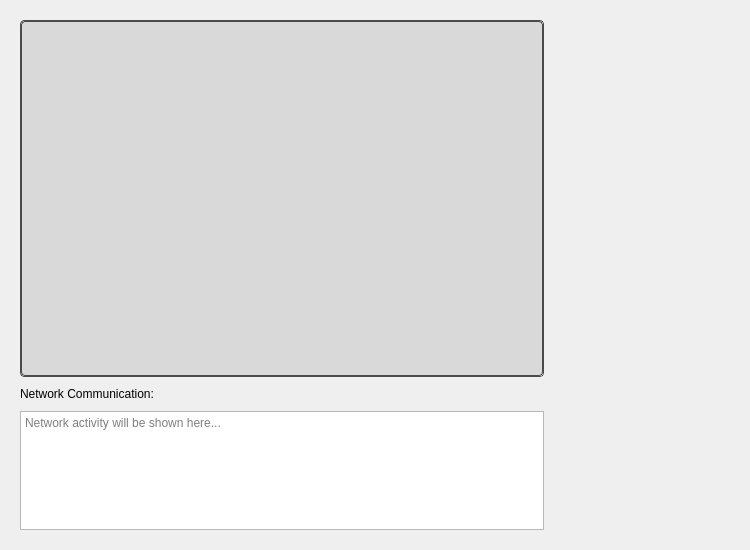
Before: the Qt Designer form UI/Widgets/Dashboard/DashboardWidget.ui in Ekremunalytu/AVProjectUi, drawn with Qt 5.
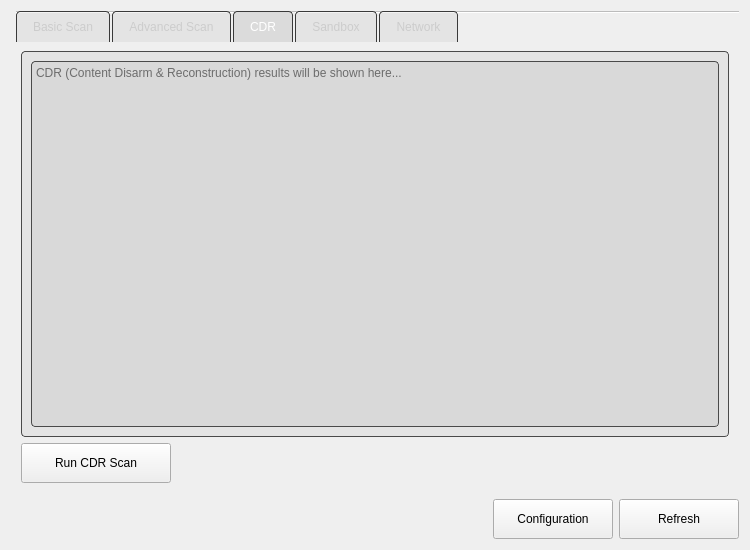
After: the same form once the commit is applied. The open tabs and pages were chosen to show the change. Icons and pictures are not drawn.

The edit to the form file:
```diff
--- a/UI/Widgets/Dashboard/DashboardWidget.ui
+++ b/UI/Widgets/Dashboard/DashboardWidget.ui
@@ -13,30 +13,61 @@
   <property name="windowTitle">
    <string>Form</string>
   </property>
-  <layout class="QHBoxLayout" name="mainHorizontalLayout" stretch="3,1">
+  <layout class="QVBoxLayout" name="mainVerticalLayout">
    <item>
-    <widget class="QWidget" name="leftPanelWidget" native="true">
-     <layout class="QVBoxLayout" name="leftPanelVerticalLayout">
-      <property name="spacing">
-       <number>10</number>
-      </property>
-      <item>
-       <widget class="QStackedWidget" name="scanResultsStackedWidget">
-        <property name="sizePolicy">
-         <sizepolicy hsizetype="Expanding" vsizetype="Expanding">
-          <horstretch>0</horstretch>
-          <verstretch>3</verstretch>
-         </sizepolicy>
-        </property>
+    <widget class="QTabWidget" name="dashboardTabWidget">
         <property name="currentIndex">
          <number>0</number>
         </property>
-        <widget class="QWidget" name="basicScanPage">
-         <layout class="QVBoxLayout" name="basicScanPageLayout">
-          <property name="leftMargin"><number>0</number></property>
-          <property name="topMargin"><number>0</number></property>
-          <property name="rightMargin"><number>0</number></property>
-          <property name="bottomMargin"><number>0</number></property>
+     <property name="tabShape">
+      <enum>QTabWidget::Rounded</enum>
+     </property>
+     <property name="documentMode">
+      <bool>true</bool>
+     </property>
+     <property name="tabsClosable">
+      <bool>false</bool>
+     </property>
+     <property name="movable">
+      <bool>false</bool>
+     </property>
+     <property name="styleSheet">
+      <string>
+QTabWidget::pane { 
+  border: 1px solid #4A4A4A;
+  border-radius: 4px;
+  background-color: rgba(0, 0, 0, 0.02);
+  margin-top: -1px;
+}
+QTabWidget::tab-bar {
+  left: 5px;
+}
+QTabBar::tab {
+  background-color: rgba(0, 0, 0, 0.05);
+  border: 1px solid #3A3A3A;
+  border-bottom: 0px;
+  border-top-left-radius: 4px;
+  border-top-right-radius: 4px;
+  padding: 8px 16px;
+  margin-right: 2px;
+  color: #CCCCCC;
+}
+QTabBar::tab:selected {
+  background-color: rgba(30, 30, 30, 0.1);
+  color: #FFFFFF;
+}
+QTabBar::tab:hover:!selected {
+  background-color: rgba(60, 60, 60, 0.2);
+}
+      </string>
+     </property>
+     
+     <!-- Basic Scan Tab -->
+     <widget class="QWidget" name="basicScanTab">
+      <attribute name="title">
+       <string>Basic Scan</string>
+      </attribute>
+      <layout class="QVBoxLayout" name="basicScanTabLayout">
           <item>
            <widget class="QFrame" name="basicScanResultsFrame">
             <property name="sizePolicy">
@@ -61,10 +92,6 @@
              </string>
             </property>
             <layout class="QVBoxLayout" name="basicScanResultsFrameLayout">
-             <property name="leftMargin"><number>0</number></property>
-             <property name="topMargin"><number>0</number></property>
-             <property name="rightMargin"><number>0</number></property>
-             <property name="bottomMargin"><number>0</number></property>
              <item>
               <widget class="QTextEdit" name="basicScanResultsTextEdit">
                <property name="sizePolicy">
@@ -84,14 +111,38 @@
             </layout>
            </widget>
           </item>
-         </layout>
-        </widget>
-        <widget class="QWidget" name="advancedScanPage">
-         <layout class="QVBoxLayout" name="advancedScanPageLayout">
-          <property name="leftMargin"><number>0</number></property>
-          <property name="topMargin"><number>0</number></property>
-          <property name="rightMargin"><number>0</number></property>
-          <property name="bottomMargin"><number>0</number></property>
+       <item>
+        <widget class="QPushButton" name="basicScanButton">
+         <property name="sizePolicy">
+          <sizepolicy hsizetype="Fixed" vsizetype="Fixed">
+           <horstretch>0</horstretch>
+           <verstretch>0</verstretch>
+          </sizepolicy>
+         </property>
+         <property name="minimumSize">
+          <size>
+           <width>150</width>
+           <height>40</height>
+          </size>
+         </property>
+         <property name="text">
+          <string>Run Basic Scan</string>
+         </property>
+         <property name="icon">
+          <iconset resource="../../resources.qrc">
+           <normaloff>:/images/basicScan.png</normaloff>:/images/basicScan.png</iconset>
+         </property>
+        </widget>
+       </item>
+      </layout>
+     </widget>
+     
+     <!-- Advanced Scan Tab -->
+     <widget class="QWidget" name="advancedScanTab">
+      <attribute name="title">
+       <string>Advanced Scan</string>
+      </attribute>
+      <layout class="QVBoxLayout" name="advancedScanTabLayout">
           <item>
            <widget class="QFrame" name="advancedScanResultsFrame">
             <property name="sizePolicy">
@@ -116,14 +167,10 @@
              </string>
             </property>
             <layout class="QVBoxLayout" name="advancedScanResultsFrameLayout">
-             <property name="leftMargin"><number>0</number></property>
-             <property name="topMargin"><number>0</number></property>
-             <property name="rightMargin"><number>0</number></property>
-             <property name="bottomMargin"><number>0</number></property>
              <item>
               <widget class="QTableWidget" name="advancedScanResultsTableWidget">
                <property name="sizePolicy">
-                <sizepolicy hsizetype="Expanding" vsizetype="Preferred">
+             <sizepolicy hsizetype="Expanding" vsizetype="Expanding">
                  <horstretch>0</horstretch>
                  <verstretch>0</verstretch>
                 </sizepolicy>
@@ -148,230 +195,316 @@
             </layout>
            </widget>
           </item>
-         </layout>
-        </widget>
-       </widget>
-      </item>
       <item>
-       <widget class="QLabel" name="networkCommunicationLabel">
-        <property name="text">
-         <string>Network Communication:</string>
-        </property>
-        <property name="alignment">
-         <set>Qt::AlignLeading|Qt::AlignLeft|Qt::AlignTop</set>
-        </property>
-       </widget>
-      </item>
-      <item>
-       <widget class="QTextEdit" name="networkCommunicationTextEdit">
+        <widget class="QPushButton" name="advancedScanButton">
         <property name="sizePolicy">
-         <sizepolicy hsizetype="Expanding" vsizetype="Expanding">
-          <horstretch>0</horstretch>
-          <verstretch>1</verstretch>
-         </sizepolicy>
-        </property>
-        <property name="readOnly">
-         <bool>true</bool>
-        </property>
-        <property name="placeholderText">
-         <string>Network activity will be shown here...</string>
-        </property>
-       </widget>
-      </item>
-     </layout>
-    </widget>
-   </item>
-   <item>
-    <widget class="QWidget" name="rightPanelWidget" native="true">
-     <layout class="QVBoxLayout" name="rightPanelVerticalLayout">
-      <item>
-       <widget class="QWidget" name="buttonGridContainerWidget">
-        <property name="sizePolicy">
-         <sizepolicy hsizetype="Preferred" vsizetype="Preferred">
+          <sizepolicy hsizetype="Fixed" vsizetype="Fixed">
           <horstretch>0</horstretch>
           <verstretch>0</verstretch>
          </sizepolicy>
         </property>
-        <layout class="QGridLayout" name="buttonsGridLayout">
-         <property name="horizontalSpacing">
-          <number>10</number>
-         </property>
-         <property name="verticalSpacing">
-          <number>10</number>
-         </property>
-         <item row="0" column="0">
-          <widget class="QPushButton" name="basicScanButton_dashboard">
-           <property name="text">
-            <string/>
-           </property>
-           <property name="icon">
-            <iconset resource="../../resources.qrc">
-             <normaloff>:/images/basicScan.png</normaloff>:/images/basicScan.png</iconset>
-           </property>
-           <property name="iconSize">
+         <property name="minimumSize">
             <size>
-             <width>100</width>
-             <height>100</height>
-            </size>
-           </property>
-           <property name="sizePolicy">
-            <sizepolicy hsizetype="Fixed" vsizetype="Preferred">
-             <horstretch>0</horstretch>
-             <verstretch>0</verstretch>
-            </sizepolicy>
-           </property>
-           <property name="styleSheet">
-            <string>
-QPushButton {
-    border: none;
-    padding: 0px;
-    background-color: transparent;
-}
-QPushButton:hover {
-    background-color: rgba(255, 255, 255, 0.1);
-}
-QPushButton:pressed {
-    background-color: rgba(0, 0, 0, 0.1);
-}
-            </string>
-           </property>
-          </widget>
-         </item>
-         <item row="0" column="1">
-          <widget class="QPushButton" name="advancedScanButton_dashboard">
+           <width>150</width>
+           <height>40</height>
+          </size>
+         </property>
            <property name="text">
-            <string/>
+          <string>Run Advanced Scan</string>
            </property>
            <property name="icon">
             <iconset resource="../../resources.qrc">
              <normaloff>:/images/advancedScan.png</normaloff>:/images/advancedScan.png</iconset>
            </property>
-           <property name="iconSize">
-            <size>
-             <width>100</width>
-             <height>100</height>
-            </size>
-           </property>
+        </widget>
+       </item>
+      </layout>
+     </widget>
+     
+     <!-- CDR Tab -->
+     <widget class="QWidget" name="cdrTab">
+      <attribute name="title">
+       <string>CDR</string>
+      </attribute>
+      <layout class="QVBoxLayout" name="cdrTabLayout">
+       <item>
+        <widget class="QFrame" name="cdrResultsFrame">
            <property name="sizePolicy">
-            <sizepolicy hsizetype="Fixed" vsizetype="Preferred">
+          <sizepolicy hsizetype="Expanding" vsizetype="Expanding">
              <horstretch>0</horstretch>
-             <verstretch>0</verstretch>
-            </sizepolicy>
-           </property>
+           <verstretch>1</verstretch>
+          </sizepolicy>
+         </property>
+         <property name="frameShape">
+          <enum>QFrame::StyledPanel</enum>
+         </property>
+         <property name="frameShadow">
+          <enum>QFrame::Sunken</enum>
+         </property>
            <property name="styleSheet">
             <string>
-QPushButton {
-    border: none;
-    padding: 0px;
-    background-color: transparent;
-}
-QPushButton:hover {
-    background-color: rgba(255, 255, 255, 0.1);
-}
-QPushButton:pressed {
-    background-color: rgba(0, 0, 0, 0.1);
+QFrame {
+    border: 1px solid #4A4A4A;
+    background-color: rgba(0, 0, 0, 0.05);
+    border-radius: 4px;
 }
             </string>
            </property>
-          </widget>
-         </item>
-         <item row="1" column="0">
-          <widget class="QPushButton" name="cdrScanButton_dashboard">
+         <layout class="QVBoxLayout" name="cdrResultsFrameLayout">
+          <item>
+           <widget class="QTextEdit" name="cdrResultsTextEdit">
+            <property name="sizePolicy">
+             <sizepolicy hsizetype="Expanding" vsizetype="Expanding">
+              <horstretch>0</horstretch>
+              <verstretch>0</verstretch>
+             </sizepolicy>
+            </property>
+            <property name="readOnly">
+             <bool>true</bool>
+            </property>
+            <property name="placeholderText">
+             <string>CDR (Content Disarm &amp; Reconstruction) results will be shown here...</string>
+            </property>
+           </widget>
+          </item>
+         </layout>
+        </widget>
+       </item>
+       <item>
+        <widget class="QPushButton" name="cdrScanButton">
+         <property name="sizePolicy">
+          <sizepolicy hsizetype="Fixed" vsizetype="Fixed">
+           <horstretch>0</horstretch>
+           <verstretch>0</verstretch>
+          </sizepolicy>
+         </property>
+         <property name="minimumSize">
+          <size>
+           <width>150</width>
+           <height>40</height>
+          </size>
+         </property>
            <property name="text">
-            <string/>
+          <string>Run CDR Scan</string>
            </property>
            <property name="icon">
             <iconset resource="../../resources.qrc">
              <normaloff>:/images/cdrScan.png</normaloff>:/images/cdrScan.png</iconset>
            </property>
-           <property name="iconSize">
-            <size>
-             <width>100</width>
-             <height>100</height>
-            </size>
-           </property>
+        </widget>
+       </item>
+      </layout>
+     </widget>
+     
+     <!-- Sandbox Tab -->
+     <widget class="QWidget" name="sandboxTab">
+      <attribute name="title">
+       <string>Sandbox</string>
+      </attribute>
+      <layout class="QVBoxLayout" name="sandboxTabLayout">
+       <item>
+        <widget class="QFrame" name="sandboxResultsFrame">
            <property name="sizePolicy">
-            <sizepolicy hsizetype="Fixed" vsizetype="Preferred">
+          <sizepolicy hsizetype="Expanding" vsizetype="Expanding">
              <horstretch>0</horstretch>
-             <verstretch>0</verstretch>
-            </sizepolicy>
-           </property>
+           <verstretch>1</verstretch>
+          </sizepolicy>
+         </property>
+         <property name="frameShape">
+          <enum>QFrame::StyledPanel</enum>
+         </property>
+         <property name="frameShadow">
+          <enum>QFrame::Sunken</enum>
+         </property>
            <property name="styleSheet">
             <string>
-QPushButton {
-    border: none;
-    padding: 0px;
-    background-color: transparent;
-}
-QPushButton:hover {
-    background-color: rgba(255, 255, 255, 0.1);
-}
-QPushButton:pressed {
-    background-color: rgba(0, 0, 0, 0.1);
+QFrame {
+    border: 1px solid #4A4A4A;
+    background-color: rgba(0, 0, 0, 0.05);
+    border-radius: 4px;
 }
             </string>
            </property>
-          </widget>
-         </item>
-         <item row="1" column="1">
-          <widget class="QPushButton" name="sandboxScanButton_dashboard">
+         <layout class="QVBoxLayout" name="sandboxResultsFrameLayout">
+          <item>
+           <widget class="QTextEdit" name="sandboxResultsTextEdit">
+            <property name="sizePolicy">
+             <sizepolicy hsizetype="Expanding" vsizetype="Expanding">
+              <horstretch>0</horstretch>
+              <verstretch>0</verstretch>
+             </sizepolicy>
+            </property>
+            <property name="readOnly">
+             <bool>true</bool>
+            </property>
+            <property name="placeholderText">
+             <string>Sandbox analysis results will be shown here...</string>
+            </property>
+           </widget>
+          </item>
+         </layout>
+        </widget>
+       </item>
+       <item>
+        <widget class="QPushButton" name="sandboxScanButton">
+         <property name="sizePolicy">
+          <sizepolicy hsizetype="Fixed" vsizetype="Fixed">
+           <horstretch>0</horstretch>
+           <verstretch>0</verstretch>
+          </sizepolicy>
+         </property>
+         <property name="minimumSize">
+          <size>
+           <width>150</width>
+           <height>40</height>
+          </size>
+         </property>
            <property name="text">
-            <string/>
+          <string>Run Sandbox Analysis</string>
            </property>
            <property name="icon">
             <iconset resource="../../resources.qrc">
              <normaloff>:/images/sandboxScan.png</normaloff>:/images/sandboxScan.png</iconset>
            </property>
-           <property name="iconSize">
-            <size>
-             <width>100</width>
-             <height>100</height>
-            </size>
-           </property>
+        </widget>
+       </item>
+      </layout>
+     </widget>
+     
+     <!-- Network Tab -->
+     <widget class="QWidget" name="networkTab">
+      <attribute name="title">
+       <string>Network</string>
+      </attribute>
+      <layout class="QVBoxLayout" name="networkTabLayout">
+       <item>
+        <widget class="QFrame" name="networkResultsFrame">
            <property name="sizePolicy">
-            <sizepolicy hsizetype="Fixed" vsizetype="Preferred">
+          <sizepolicy hsizetype="Expanding" vsizetype="Expanding">
              <horstretch>0</horstretch>
-             <verstretch>0</verstretch>
-            </sizepolicy>
-           </property>
+           <verstretch>1</verstretch>
+          </sizepolicy>
+         </property>
+         <property name="frameShape">
+          <enum>QFrame::StyledPanel</enum>
+         </property>
+         <property name="frameShadow">
+          <enum>QFrame::Sunken</enum>
+         </property>
            <property name="styleSheet">
             <string>
-QPushButton {
-    border: none;
-    padding: 0px;
-    background-color: transparent;
-}
-QPushButton:hover {
-    background-color: rgba(255, 255, 255, 0.1);
-}
-QPushButton:pressed {
-    background-color: rgba(0, 0, 0, 0.1);
+QFrame {
+    border: 1px solid #4A4A4A;
+    background-color: rgba(0, 0, 0, 0.05);
+    border-radius: 4px;
 }
             </string>
            </property>
+         <layout class="QVBoxLayout" name="networkResultsFrameLayout">
+          <item>
+           <widget class="QTextEdit" name="networkCommunicationTextEdit">
+            <property name="sizePolicy">
+             <sizepolicy hsizetype="Expanding" vsizetype="Expanding">
+              <horstretch>0</horstretch>
+              <verstretch>0</verstretch>
+             </sizepolicy>
+            </property>
+            <property name="readOnly">
+             <bool>true</bool>
+            </property>
+            <property name="placeholderText">
+             <string>Network activity will be shown here...</string>
+            </property>
           </widget>
          </item>
         </layout>
        </widget>
       </item>
       <item>
-       <spacer name="verticalSpacerRightPanel">
+        <widget class="QPushButton" name="networkMonitorButton">
+         <property name="sizePolicy">
+          <sizepolicy hsizetype="Fixed" vsizetype="Fixed">
+           <horstretch>0</horstretch>
+           <verstretch>0</verstretch>
+          </sizepolicy>
+         </property>
+         <property name="minimumSize">
+          <size>
+           <width>150</width>
+           <height>40</height>
+          </size>
+         </property>
+         <property name="text">
+          <string>Start Network Monitor</string>
+         </property>
+        </widget>
+       </item>
+      </layout>
+     </widget>
+    </widget>
+   </item>
+   <item>
+    <layout class="QHBoxLayout" name="buttonsLayout">
+     <item>
+      <spacer name="horizontalSpacer">
         <property name="orientation">
-         <enum>Qt::Vertical</enum>
+        <enum>Qt::Horizontal</enum>
         </property>
         <property name="sizeHint" stdset="0">
          <size>
-          <width>20</width>
-          <height>40</height>
-         </size>
-        </property>
-        <property name="sizeType">
-         <enum>QSizePolicy::Expanding</enum>
-        </property>
-       </spacer>
-      </item>
-     </layout>
-    </widget>
+         <width>40</width>
+         <height>20</height>
+        </size>
+       </property>
+      </spacer>
+     </item>
+     <item>
+      <widget class="QPushButton" name="configButton">
+       <property name="sizePolicy">
+        <sizepolicy hsizetype="Fixed" vsizetype="Fixed">
+         <horstretch>0</horstretch>
+         <verstretch>0</verstretch>
+        </sizepolicy>
+       </property>
+       <property name="minimumSize">
+        <size>
+         <width>120</width>
+         <height>40</height>
+        </size>
+       </property>
+       <property name="text">
+        <string>Configuration</string>
+       </property>
+       <property name="icon">
+        <iconset resource="../../resources.qrc">
+         <normaloff>:/images/settings.png</normaloff>:/images/settings.png</iconset>
+       </property>
+      </widget>
+     </item>
+     <item>
+      <widget class="QPushButton" name="refreshButton">
+       <property name="sizePolicy">
+        <sizepolicy hsizetype="Fixed" vsizetype="Fixed">
+         <horstretch>0</horstretch>
+         <verstretch>0</verstretch>
+        </sizepolicy>
+       </property>
+       <property name="minimumSize">
+        <size>
+         <width>120</width>
+         <height>40</height>
+        </size>
+       </property>
+       <property name="text">
+        <string>Refresh</string>
+       </property>
+       <property name="icon">
+        <iconset resource="../../resources.qrc">
+         <normaloff>:/images/refresh.png</normaloff>:/images/refresh.png</iconset>
+       </property>
+      </widget>
+     </item>
+    </layout>
    </item>
   </layout>
  </widget>
```
Lines whose indentation alone changed are shown as unchanged.
